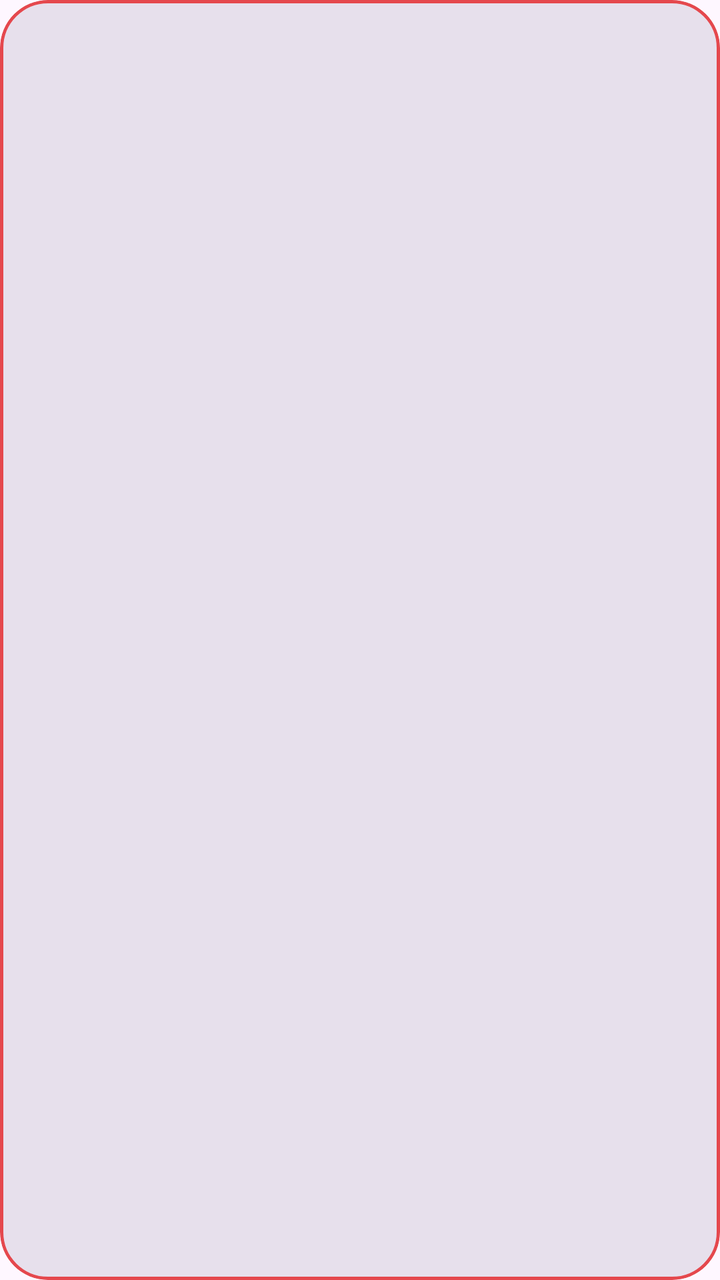
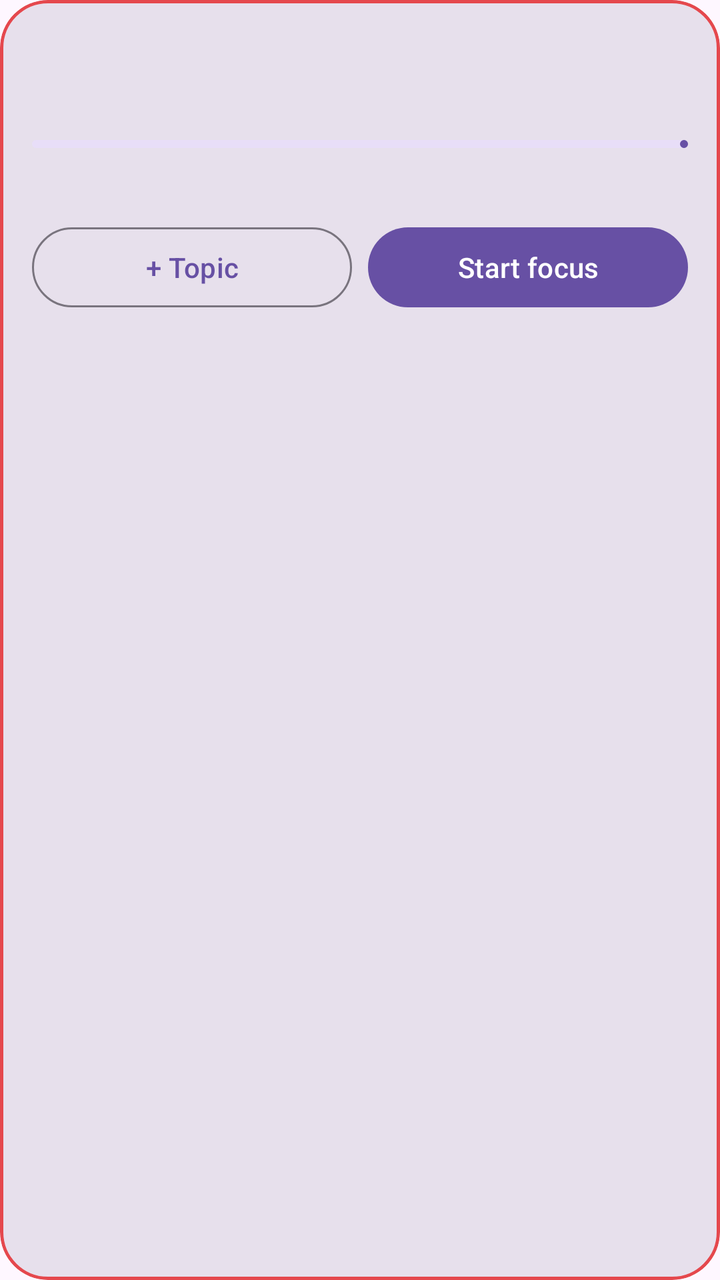

Before-and-after screenshots of an Android layout around one commit, followed by the original layout XML and the change that was made.
<!-- AndroidManifest.xml: application theme Theme.CampusCompanion -->
<!-- res/layout/item_planner_exam.xml -->
<?xml version="1.0" encoding="utf-8"?>
<com.google.android.material.card.MaterialCardView
    xmlns:android="http://schemas.android.com/apk/res/android"
    xmlns:app="http://schemas.android.com/apk/res-auto"
    android:layout_width="match_parent"
    android:layout_height="wrap_content"
    android:layout_marginBottom="12dp"
    app:cardBackgroundColor="?attr/colorSurfaceVariant"
    app:cardCornerRadius="24dp"
    app:cardElevation="0dp"
    app:strokeColor="@color/home_deadline"
    app:strokeWidth="1.5dp">

    <LinearLayout
        android:layout_width="match_parent"
        android:layout_height="wrap_content"
        android:orientation="vertical"
        android:padding="16dp">

        <TextView
            android:id="@+id/tvPlanTitle"
            android:layout_width="match_parent"
            android:layout_height="wrap_content"
            android:textSize="18sp"
            android:textStyle="bold" />

        <TextView
            android:id="@+id/tvPlanSub"
            android:layout_width="match_parent"
            android:layout_height="wrap_content"
            android:layout_marginTop="2dp"
            android:textColor="?attr/colorOnSurfaceVariant"
            android:textSize="13sp" />

        <LinearLayout
            android:id="@+id/planDays"
            android:layout_width="match_parent"
            android:layout_height="wrap_content"
            android:layout_marginTop="8dp"
            android:orientation="vertical" />
    </LinearLayout>
</com.google.android.material.card.MaterialCardView>
<!-- resources referenced by this layout -->
<resources>
  <color name="home_deadline">#E5484D</color>
  <style name="Theme.CampusCompanion" parent="Base.Theme.CampusCompanion" />
  <style name="Base.Theme.CampusCompanion" parent="Theme.Material3.DayNight.NoActionBar">
          
      </style>
</resources>

<!-- the commit's change to res/layout/item_planner_exam.xml (unified diff, before → after) -->
@@ -32,11 +32,50 @@
             android:textColor="?attr/colorOnSurfaceVariant"
             android:textSize="13sp" />
 
+        <com.google.android.material.progressindicator.LinearProgressIndicator
+            android:id="@+id/pbReady"
+            android:layout_width="match_parent"
+            android:layout_height="wrap_content"
+            android:layout_marginTop="10dp"
+            android:max="100" />
+
+        <TextView
+            android:id="@+id/tvPlanStatus"
+            android:layout_width="match_parent"
+            android:layout_height="wrap_content"
+            android:layout_marginTop="4dp"
+            android:textSize="13sp"
+            android:textStyle="bold" />
+
         <LinearLayout
             android:id="@+id/planDays"
             android:layout_width="match_parent"
             android:layout_height="wrap_content"
             android:layout_marginTop="8dp"
             android:orientation="vertical" />
+
+        <LinearLayout
+            android:layout_width="match_parent"
+            android:layout_height="wrap_content"
+            android:layout_marginTop="6dp"
+            android:orientation="horizontal">
+
+            <Button
+                android:id="@+id/btnPlanAdd"
+                style="?attr/materialButtonOutlinedStyle"
+                android:layout_width="0dp"
+                android:layout_height="wrap_content"
+                android:layout_marginEnd="4dp"
+                android:layout_weight="1"
+                android:text="+ Topic" />
+
+            <Button
+                android:id="@+id/btnPlanFocus"
+                android:layout_width="0dp"
+                android:layout_height="wrap_content"
+                android:layout_marginStart="4dp"
+                android:layout_weight="1"
+                android:text="Start focus" />
+        </LinearLayout>
     </LinearLayout>
 </com.google.android.material.card.MaterialCardView>
